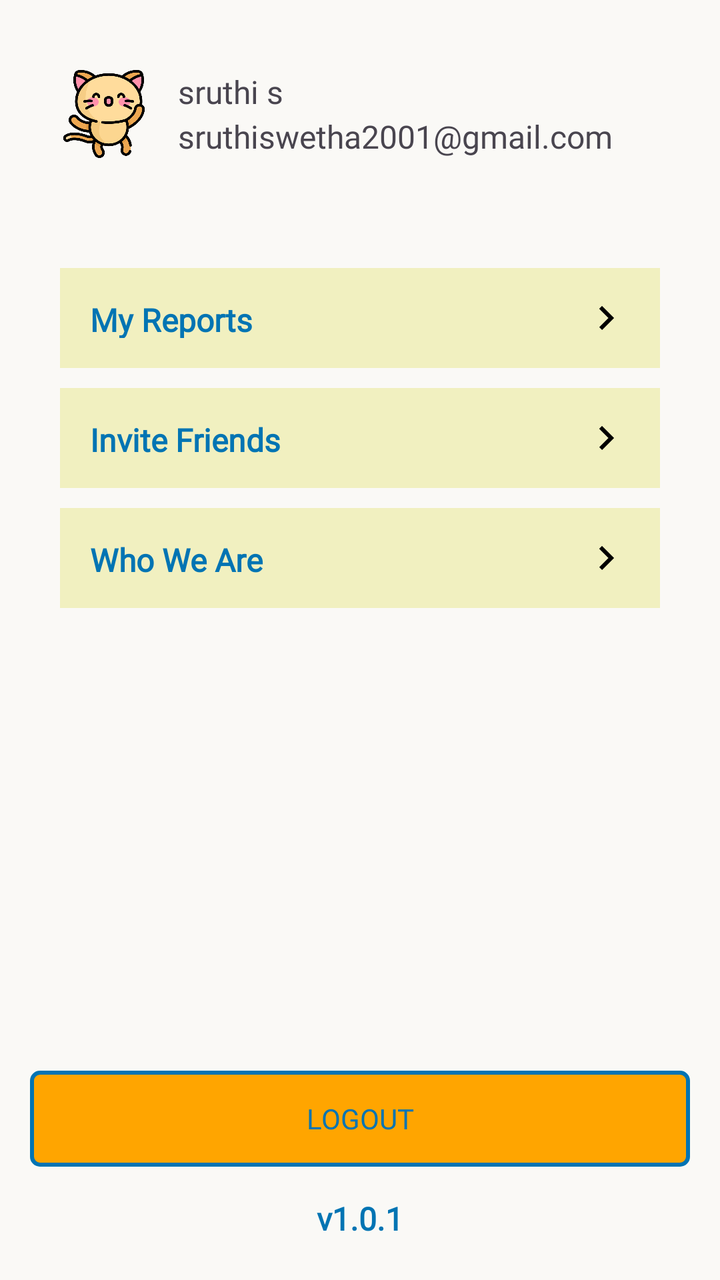
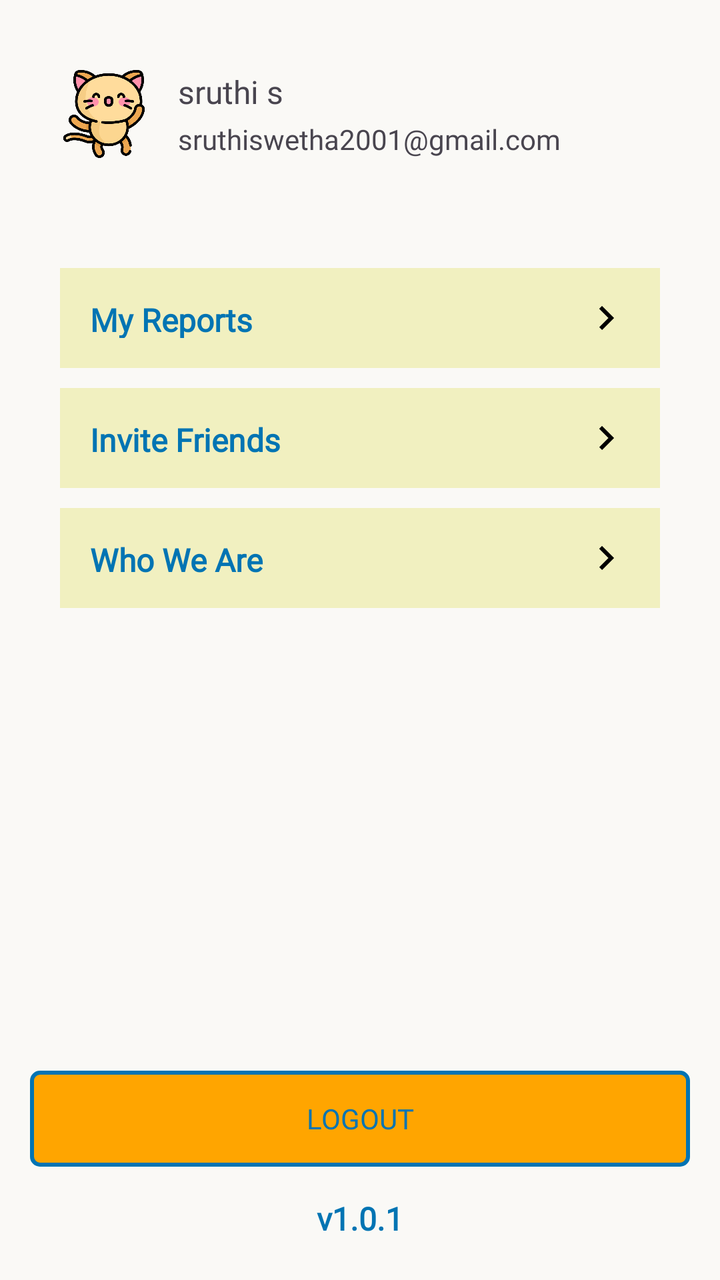

The first picture is an Android layout as it rendered before a commit; the second is the same layout after the commit. The layout source and the unified diff follow.
<!-- AndroidManifest.xml: application theme Theme.PurrRescue -->
<!-- res/layout/profile_fragment_layout.xml -->
<?xml version="1.0" encoding="utf-8"?>
<androidx.constraintlayout.widget.ConstraintLayout xmlns:android="http://schemas.android.com/apk/res/android"
    xmlns:app="http://schemas.android.com/apk/res-auto"
    android:layout_width="match_parent"
    android:layout_height="match_parent"
    android:background="@color/off_white"
    android:paddingHorizontal="15dp"
    android:paddingVertical="5dp">

    <androidx.constraintlayout.widget.ConstraintLayout
        android:id="@+id/clAccount"
        android:layout_width="match_parent"
        android:layout_height="wrap_content"
        android:layout_marginTop="@dimen/margin_large"
        android:orientation="vertical"
        android:padding="@dimen/margin_large"
        app:layout_constraintEnd_toEndOf="parent"
        app:layout_constraintStart_toStartOf="parent"
        app:layout_constraintTop_toTopOf="parent">

        <androidx.appcompat.widget.AppCompatImageView
            android:id="@+id/ivCatImage"
            android:layout_width="44dp"
            android:layout_height="44dp"
            android:src="@drawable/kitty"
            app:layout_constraintStart_toStartOf="parent"
            app:layout_constraintTop_toTopOf="parent" />

        <androidx.appcompat.widget.AppCompatTextView
            android:id="@+id/tvUserName"
            android:layout_width="wrap_content"
            android:layout_height="wrap_content"
            android:layout_marginStart="@dimen/margin_large"
            android:text="sruthi s"
            android:textSize="@dimen/text_large"
            app:fontFamily="@font/comic_neue_bold"
            app:layout_constraintStart_toEndOf="@+id/ivCatImage"
            app:layout_constraintTop_toTopOf="parent" />

        <androidx.appcompat.widget.AppCompatTextView
            android:id="@+id/tvEmail"
            android:layout_width="wrap_content"
            android:layout_height="wrap_content"
            android:layout_marginStart="@dimen/margin_large"
            android:text="sruthiswetha2001@gmail.com"
            android:textSize="@dimen/text_large"
            app:fontFamily="@font/comic_neue_bold"
            app:layout_constraintBottom_toBottomOf="parent"
            app:layout_constraintStart_toEndOf="@+id/ivCatImage" />

    </androidx.constraintlayout.widget.ConstraintLayout>

    <androidx.constraintlayout.widget.ConstraintLayout
        android:id="@+id/clOptions"
        android:layout_width="match_parent"
        android:layout_height="wrap_content"
        android:layout_marginTop="@dimen/margin_large"
        android:orientation="vertical"
        android:padding="@dimen/margin_large"
        app:layout_constraintEnd_toEndOf="parent"
        app:layout_constraintStart_toStartOf="parent"
        app:layout_constraintTop_toBottomOf="@+id/clAccount">

        <androidx.appcompat.widget.AppCompatTextView
            android:id="@+id/tvMyReports"
            android:layout_width="match_parent"
            android:layout_height="50dp"
            android:layout_marginTop="@dimen/margin_medium"
            android:background="@drawable/drawable_tape"
            android:drawableEnd="@drawable/baseline_keyboard_arrow_right_24"
            android:drawablePadding="@dimen/margin"
            android:fontFamily="@font/comic_neue_bold"
            android:gravity="center|start"
            android:padding="@dimen/margin_large"
            android:text="My Reports"
            android:textColor="@color/pantone_blue_aster"
            android:textSize="@dimen/text_large"
            android:textStyle="bold"
            app:layout_constraintEnd_toEndOf="parent"
            app:layout_constraintStart_toStartOf="parent"
            app:layout_constraintTop_toTopOf="parent" />

        <androidx.appcompat.widget.AppCompatTextView
            android:id="@+id/tvInvite"
            android:layout_width="match_parent"
            android:layout_height="50dp"
            android:layout_marginTop="@dimen/margin_medium"
            android:background="@drawable/drawable_tape"
            android:drawableEnd="@drawable/baseline_keyboard_arrow_right_24"
            android:drawablePadding="@dimen/margin"
            android:fontFamily="@font/comic_neue_bold"
            android:gravity="center|start"
            android:padding="@dimen/margin_large"
            android:text="Invite Friends"
            android:textColor="@color/pantone_blue_aster"
            android:textSize="@dimen/text_large"
            android:textStyle="bold"
            app:layout_constraintEnd_toEndOf="parent"
            app:layout_constraintStart_toStartOf="parent"
            app:layout_constraintTop_toBottomOf="@+id/tvMyReports" />

        <androidx.appcompat.widget.AppCompatTextView
            android:id="@+id/tvWhoWeAre"
            android:layout_width="match_parent"
            android:layout_height="50dp"
            android:layout_marginTop="@dimen/margin_medium"
            android:background="@drawable/drawable_tape"
            android:drawableEnd="@drawable/baseline_keyboard_arrow_right_24"
            android:drawablePadding="@dimen/margin"
            android:fontFamily="@font/comic_neue_bold"
            android:gravity="center|start"
            android:padding="@dimen/margin_large"
            android:text="Who We Are"
            android:textColor="@color/pantone_blue_aster"
            android:textSize="@dimen/text_large"
            android:textStyle="bold"
            app:layout_constraintEnd_toEndOf="parent"
            app:layout_constraintStart_toStartOf="parent"
            app:layout_constraintTop_toBottomOf="@+id/tvInvite" />

    </androidx.constraintlayout.widget.ConstraintLayout>

    <androidx.appcompat.widget.AppCompatButton
        android:id="@+id/btnSignUp"
        android:layout_width="match_parent"
        android:layout_height="wrap_content"
        android:layout_marginBottom="@dimen/margin_large"
        android:background="@drawable/button_bg"
        android:fontFamily="@font/comic_neue_bold"
        android:padding="@dimen/margin_medium"
        android:stateListAnimator="@null"
        android:text="Logout"
        android:textColor="@color/pantone_blue_aster"
        android:textSize="@dimen/text_standard"
        app:layout_constraintBottom_toTopOf="@+id/tvVersion"
        app:layout_constraintEnd_toEndOf="parent"
        app:layout_constraintStart_toStartOf="parent" />

    <TextView
        android:id="@+id/tvVersion"
        android:layout_width="wrap_content"
        android:layout_height="wrap_content"
        android:layout_marginTop="@dimen/margin_large"
        android:layout_marginBottom="@dimen/margin_large"
        android:fontFamily="@font/comic_neue_bold"
        android:text="v1.0.1"
        android:textColor="@color/pantone_blue_aster"
        android:textSize="@dimen/text_large"
        android:textStyle="bold"
        app:layout_constraintBottom_toBottomOf="parent"
        app:layout_constraintEnd_toEndOf="parent"
        app:layout_constraintStart_toStartOf="parent" />

</androidx.constraintlayout.widget.ConstraintLayout>
<!-- resources referenced by this layout -->
<resources>
  <color name="off_white">#FAF9F6</color>
  <color name="pantone_blue_aster">#0274b3</color>
  <dimen name="margin">5dp</dimen>
  <dimen name="margin_large">15dp</dimen>
  <dimen name="margin_medium">10dp</dimen>
  <dimen name="text_large">16sp</dimen>
  <dimen name="text_standard">14sp</dimen>
  <!-- drawable baseline_keyboard_arrow_right_24 (drawable) -->
  <vector xmlns:android="http://schemas.android.com/apk/res/android" android:autoMirrored="true" android:height="24dp" android:tint="#000000" android:viewportHeight="24" android:viewportWidth="24" android:width="24dp">
        
      <path android:fillColor="@android:color/white" android:pathData="M8.59,16.59L13.17,12 8.59,7.41 10,6l6,6 -6,6 -1.41,-1.41z"/>
      
  </vector>
  <!-- drawable button_bg (drawable) -->
  <?xml version="1.0" encoding="utf-8"?>
  <shape xmlns:android="http://schemas.android.com/apk/res/android"
      android:shape="rectangle">
      <corners android:radius="4dp" />
      <stroke
          android:width="2dp"
          android:color="@color/pantone_blue_aster" />
      <solid android:color="@color/orange" />
  </shape>
  <!-- drawable drawable_tape (drawable) -->
  <shape xmlns:android="http://schemas.android.com/apk/res/android"
      android:shape="rectangle">
      <solid android:color="@color/pale_primrose" />
  </shape>
  <!-- drawable kitty: png bitmap (drawable-nodpi, 49779 bytes) -->
  <style name="Theme.PurrRescue" parent="Base.Theme.PurrRescue" />
  <color name="orange">#FFA500</color>
  <color name="pale_primrose">#F1F0C0</color>
  <style name="Base.Theme.PurrRescue" parent="Theme.Material3.DayNight.NoActionBar">
          
          
      </style>
</resources>

<!-- the commit's change to res/layout/profile_fragment_layout.xml (unified diff, before → after) -->
@@ -7,118 +7,141 @@
     android:paddingHorizontal="15dp"
     android:paddingVertical="5dp">
 
-    <androidx.constraintlayout.widget.ConstraintLayout
-        android:id="@+id/clAccount"
+    <androidx.core.widget.NestedScrollView
+        android:id="@+id/nsvProfile"
         android:layout_width="match_parent"
-        android:layout_height="wrap_content"
-        android:layout_marginTop="@dimen/margin_large"
-        android:orientation="vertical"
-        android:padding="@dimen/margin_large"
-        app:layout_constraintEnd_toEndOf="parent"
-        app:layout_constraintStart_toStartOf="parent"
-        app:layout_constraintTop_toTopOf="parent">
+        android:layout_height="0dp"
+        android:fillViewport="true"
+        android:scrollbars="none"
+        app:layout_constraintTop_toTopOf="parent"
+        app:layout_constraintBottom_toTopOf="@+id/btnSignUp">
 
-        <androidx.appcompat.widget.AppCompatImageView
-            android:id="@+id/ivCatImage"
-            android:layout_width="44dp"
-            android:layout_height="44dp"
-            android:src="@drawable/kitty"
-            app:layout_constraintStart_toStartOf="parent"
-            app:layout_constraintTop_toTopOf="parent" />
+        <androidx.constraintlayout.widget.ConstraintLayout
+            android:layout_width="match_parent"
+            android:layout_height="wrap_content">
 
-        <androidx.appcompat.widget.AppCompatTextView
-            android:id="@+id/tvUserName"
-            android:layout_width="wrap_content"
-            android:layout_height="wrap_content"
-            android:layout_marginStart="@dimen/margin_large"
-            android:text="sruthi s"
-            android:textSize="@dimen/text_large"
-            app:fontFamily="@font/comic_neue_bold"
-            app:layout_constraintStart_toEndOf="@+id/ivCatImage"
-            app:layout_constraintTop_toTopOf="parent" />
+            <androidx.constraintlayout.widget.ConstraintLayout
+                android:id="@+id/clAccount"
+                android:layout_width="match_parent"
+                android:layout_height="wrap_content"
+                android:layout_marginTop="@dimen/margin_large"
+                android:padding="@dimen/margin_large"
+                app:layout_constraintEnd_toEndOf="parent"
+                app:layout_constraintStart_toStartOf="parent"
+                app:layout_constraintTop_toTopOf="parent">
 
-        <androidx.appcompat.widget.AppCompatTextView
-            android:id="@+id/tvEmail"
-            android:layout_width="wrap_content"
-            android:layout_height="wrap_content"
-            android:layout_marginStart="@dimen/margin_large"
-            android:text="sruthiswetha2001@gmail.com"
-            android:textSize="@dimen/text_large"
-            app:fontFamily="@font/comic_neue_bold"
-            app:layout_constraintBottom_toBottomOf="parent"
-            app:layout_constraintStart_toEndOf="@+id/ivCatImage" />
+                <androidx.appcompat.widget.AppCompatImageView
+                    android:id="@+id/ivCatImage"
+                    android:layout_width="44dp"
+                    android:layout_height="44dp"
+                    android:src="@drawable/kitty"
+                    app:layout_constraintStart_toStartOf="parent"
+                    app:layout_constraintTop_toTopOf="parent"
+                    app:layout_constraintBottom_toBottomOf="parent" />
 
-    </androidx.constraintlayout.widget.ConstraintLayout>
+                <androidx.appcompat.widget.AppCompatTextView
+                    android:id="@+id/tvUserName"
+                    android:layout_width="0dp"
+                    android:layout_height="wrap_content"
+                    android:layout_marginStart="@dimen/margin_large"
+                    android:ellipsize="end"
+                    android:maxLines="1"
+                    android:text="sruthi s"
+                    android:textSize="@dimen/text_large"
+                    app:fontFamily="@font/comic_neue_bold"
+                    app:layout_constraintEnd_toEndOf="parent"
+                    app:layout_constraintStart_toEndOf="@+id/ivCatImage"
+                    app:layout_constraintTop_toTopOf="@+id/ivCatImage" />
 
-    <androidx.constraintlayout.widget.ConstraintLayout
-        android:id="@+id/clOptions"
-        android:layout_width="match_parent"
-        android:layout_height="wrap_content"
-        android:layout_marginTop="@dimen/margin_large"
-        android:orientation="vertical"
-        android:padding="@dimen/margin_large"
-        app:layout_constraintEnd_toEndOf="parent"
-        app:layout_constraintStart_toStartOf="parent"
-        app:layout_constraintTop_toBottomOf="@+id/clAccount">
+                <androidx.appcompat.widget.AppCompatTextView
+                    android:id="@+id/tvEmail"
+                    android:layout_width="0dp"
+                    android:layout_height="wrap_content"
+                    android:layout_marginStart="@dimen/margin_large"
+                    android:ellipsize="end"
+                    android:maxLines="1"
+                    android:text="sruthiswetha2001@gmail.com"
+                    android:textSize="@dimen/text_standard"
+                    app:fontFamily="@font/comic_neue_bold"
+                    app:layout_constraintBottom_toBottomOf="@+id/ivCatImage"
+                    app:layout_constraintEnd_toEndOf="parent"
+                    app:layout_constraintStart_toEndOf="@+id/ivCatImage" />
 
-        <androidx.appcompat.widget.AppCompatTextView
-            android:id="@+id/tvMyReports"
-            android:layout_width="match_parent"
-            android:layout_height="50dp"
-            android:layout_marginTop="@dimen/margin_medium"
-            android:background="@drawable/drawable_tape"
-            android:drawableEnd="@drawable/baseline_keyboard_arrow_right_24"
-            android:drawablePadding="@dimen/margin"
-            android:fontFamily="@font/comic_neue_bold"
-            android:gravity="center|start"
-            android:padding="@dimen/margin_large"
-            android:text="My Reports"
-            android:textColor="@color/pantone_blue_aster"
-            android:textSize="@dimen/text_large"
-            android:textStyle="bold"
-            app:layout_constraintEnd_toEndOf="parent"
-            app:layout_constraintStart_toStartOf="parent"
-            app:layout_constraintTop_toTopOf="parent" />
+            </androidx.constraintlayout.widget.ConstraintLayout>
 
-        <androidx.appcompat.widget.AppCompatTextView
-            android:id="@+id/tvInvite"
-            android:layout_width="match_parent"
-            android:layout_height="50dp"
-            android:layout_marginTop="@dimen/margin_medium"
-            android:background="@drawable/drawable_tape"
-            android:drawableEnd="@drawable/baseline_keyboard_arrow_right_24"
-            android:drawablePadding="@dimen/margin"
-            android:fontFamily="@font/comic_neue_bold"
-            android:gravity="center|start"
-            android:padding="@dimen/margin_large"
-            android:text="Invite Friends"
-            android:textColor="@color/pantone_blue_aster"
-            android:textSize="@dimen/text_large"
-            android:textStyle="bold"
-            app:layout_constraintEnd_toEndOf="parent"
-            app:layout_constraintStart_toStartOf="parent"
-            app:layout_constraintTop_toBottomOf="@+id/tvMyReports" />
+            <androidx.constraintlayout.widget.ConstraintLayout
+                android:id="@+id/clOptions"
+                android:layout_width="match_parent"
+                android:layout_height="wrap_content"
+                android:layout_marginTop="@dimen/margin_large"
+                android:padding="@dimen/margin_large"
+                app:layout_constraintEnd_toEndOf="parent"
+                app:layout_constraintStart_toStartOf="parent"
+                app:layout_constraintTop_toBottomOf="@+id/clAccount">
 
-        <androidx.appcompat.widget.AppCompatTextView
-            android:id="@+id/tvWhoWeAre"
-            android:layout_width="match_parent"
-            android:layout_height="50dp"
-            android:layout_marginTop="@dimen/margin_medium"
-            android:background="@drawable/drawable_tape"
-            android:drawableEnd="@drawable/baseline_keyboard_arrow_right_24"
-            android:drawablePadding="@dimen/margin"
-            android:fontFamily="@font/comic_neue_bold"
-            android:gravity="center|start"
-            android:padding="@dimen/margin_large"
-            android:text="Who We Are"
-            android:textColor="@color/pantone_blue_aster"
-            android:textSize="@dimen/text_large"
-            android:textStyle="bold"
-            app:layout_constraintEnd_toEndOf="parent"
-            app:layout_constraintStart_toStartOf="parent"
-            app:layout_constraintTop_toBottomOf="@+id/tvInvite" />
+                <androidx.appcompat.widget.AppCompatTextView
+                    android:id="@+id/tvMyReports"
+                    android:layout_width="match_parent"
+                    android:layout_height="50dp"
+                    android:layout_marginTop="@dimen/margin_medium"
+                    android:background="@drawable/drawable_tape"
+                    android:drawableEnd="@drawable/baseline_keyboard_arrow_right_24"
+                    android:drawablePadding="@dimen/margin"
+                    android:fontFamily="@font/comic_neue_bold"
+                    android:gravity="center|start"
+                    android:padding="@dimen/margin_large"
+                    android:text="My Reports"
+                    android:textColor="@color/pantone_blue_aster"
+                    android:textSize="@dimen/text_large"
+                    android:textStyle="bold"
+                    app:layout_constraintEnd_toEndOf="parent"
+                    app:layout_constraintStart_toStartOf="parent"
+                    app:layout_constraintTop_toTopOf="parent" />
 
-    </androidx.constraintlayout.widget.ConstraintLayout>
+                <androidx.appcompat.widget.AppCompatTextView
+                    android:id="@+id/tvInvite"
+                    android:layout_width="match_parent"
+                    android:layout_height="50dp"
+                    android:layout_marginTop="@dimen/margin_medium"
+                    android:background="@drawable/drawable_tape"
+                    android:drawableEnd="@drawable/baseline_keyboard_arrow_right_24"
+                    android:drawablePadding="@dimen/margin"
+                    android:fontFamily="@font/comic_neue_bold"
+                    android:gravity="center|start"
+                    android:padding="@dimen/margin_large"
+                    android:text="Invite Friends"
+                    android:textColor="@color/pantone_blue_aster"
+                    android:textSize="@dimen/text_large"
+                    android:textStyle="bold"
+                    app:layout_constraintEnd_toEndOf="parent"
+                    app:layout_constraintStart_toStartOf="parent"
+                    app:layout_constraintTop_toBottomOf="@+id/tvMyReports" />
+
+                <androidx.appcompat.widget.AppCompatTextView
+                    android:id="@+id/tvWhoWeAre"
+                    android:layout_width="match_parent"
+                    android:layout_height="50dp"
+                    android:layout_marginTop="@dimen/margin_medium"
+                    android:layout_marginBottom="@dimen/margin_medium"
+                    android:background="@drawable/drawable_tape"
+                    android:drawableEnd="@drawable/baseline_keyboard_arrow_right_24"
+                    android:drawablePadding="@dimen/margin"
+                    android:fontFamily="@font/comic_neue_bold"
+                    android:gravity="center|start"
+                    android:padding="@dimen/margin_large"
+                    android:text="Who We Are"
+                    android:textColor="@color/pantone_blue_aster"
+                    android:textSize="@dimen/text_large"
+                    android:textStyle="bold"
+                    app:layout_constraintEnd_toEndOf="parent"
+                    app:layout_constraintStart_toStartOf="parent"
+                    app:layout_constraintTop_toBottomOf="@+id/tvInvite" />
+
+            </androidx.constraintlayout.widget.ConstraintLayout>
+
+        </androidx.constraintlayout.widget.ConstraintLayout>
+
+    </androidx.core.widget.NestedScrollView>
 
     <androidx.appcompat.widget.AppCompatButton
         android:id="@+id/btnSignUp"
